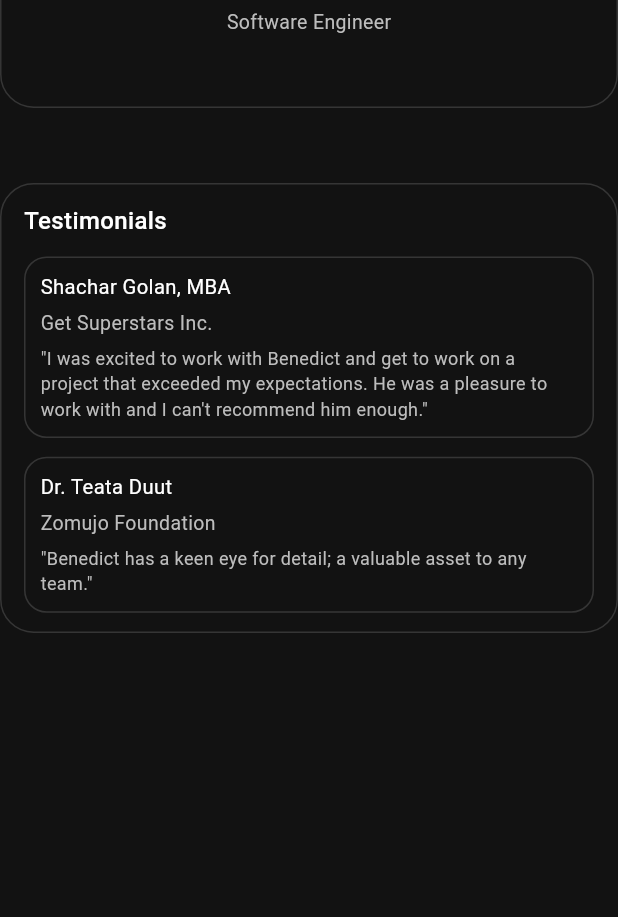
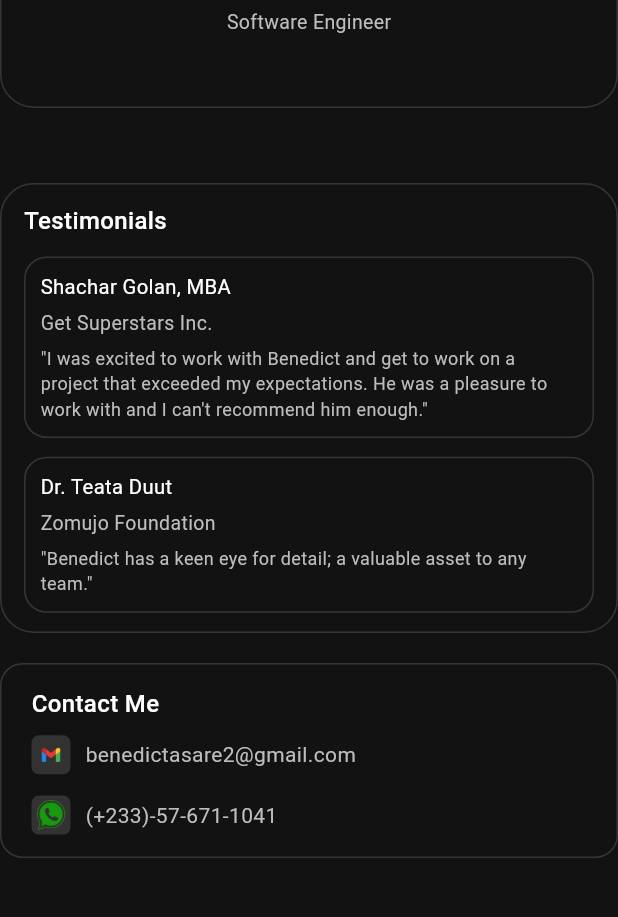
Before and after one commit to bnasare/portfolio, a Flutter app: the HomeSecondHalf widget shown alone on an empty page, opened directly, on a phone screen of 412 x 824 dp, the part 312-1229 px from its top. Run offline on Flutter 3.47's test engine with Material 3 defaults, Android fonts, the phone set to English and light mode, and no system bars; our stand-ins replace figma_squircle, smooth_corner; missing offline and left inert: dart:js, whatsapp_unilink.

Commit message:
contact me

```diff
--- a/lib/presentation/home/widgets/home_second_half.dart
+++ b/lib/presentation/home/widgets/home_second_half.dart
@@ -1,4 +1,7 @@
 import 'package:flutter/material.dart';
+import 'package:my_portfolio/presentation/home/widgets/hover.dart';
+import 'package:url_launcher/url_launcher_string.dart';
+import 'package:whatsapp_unilink/whatsapp_unilink.dart';
 
 import '../../../shared/constants/app_spacer.dart';
 import '../../../shared/constants/app_text.dart';
@@ -78,7 +81,87 @@ class HomeSecondHalf extends StatelessWidget {
                     )),
               ],
             ),
-          )
+          ),
+          const AppSpacer.vLarge(),
+          Container(
+            padding: const EdgeInsets.symmetric(horizontal: 20, vertical: 10),
+            height: 130,
+            width: double.infinity,
+            decoration: kBodyDecoration2,
+            child: Column(
+              mainAxisAlignment: MainAxisAlignment.spaceEvenly,
+              crossAxisAlignment: CrossAxisAlignment.start,
+              children: [
+                const AppText.medium(
+                  'Contact Me',
+                  size: 16,
+                  color: Colors.white,
+                  padding: EdgeInsets.only(bottom: 5),
+                ),
+                GestureDetector(
+                  onTap: () async {
+                    const email = 'mailto:benedictasare2@gmail.com';
+                    await launchUrlString(email);
+                  },
+                  child: Row(
+                    children: [
+                      Material(
+                        color: const Color.fromARGB(255, 50, 50, 50),
+                        borderRadius: BorderRadius.circular(5),
+                        child: Padding(
+                          padding: const EdgeInsets.all(3.0),
+                          child: Image.asset(
+                            ImageAssets.mail,
+                            height: 20,
+                            width: 20,
+                            fit: BoxFit.cover,
+                          ),
+                        ),
+                      ),
+                      const AppSpacer.hShort(),
+                      HoverText(
+                        text: 'benedictasare2@gmail.com',
+                        textColor: Colors.grey[400],
+                      )
+                    ],
+                  ),
+                ),
+                const AppSpacer.vShorter(),
+                GestureDetector(
+                  onTap: () async {
+                    final link = const WhatsAppUnilink(
+                      phoneNumber: '(+233)-57-671-1041',
+                      text: 'Hello, this is a WhatsApp message',
+                    ).toString();
+
+                    await launchUrlString(link);
+                  },
+                  child: Row(
+                    children: [
+                      Material(
+                        color: const Color.fromARGB(255, 50, 50, 50),
+                        borderRadius: BorderRadius.circular(5),
+                        child: Padding(
+                          padding: const EdgeInsets.all(3.0),
+                          child: Image.asset(
+                            ImageAssets.whatsapp,
+                            height: 20,
+                            width: 20,
+                            fit: BoxFit.cover,
+                          ),
+                        ),
+                      ),
+                      const AppSpacer.hShort(),
+                      HoverText(
+                        text: '(+233)-57-671-1041',
+                        textColor: Colors.grey[400],
+                      )
+                    ],
+                  ),
+                )
+              ],
+            ),
+          ),
         ],
       ),
     );
--- a/lib/presentation/home/widgets/hover.dart
+++ b/lib/presentation/home/widgets/hover.dart
@@ -72,8 +72,9 @@ class HoverButtonState extends State<HoverButton> {
 
 class HoverText extends StatefulWidget {
   final String text;
+  final Color? textColor;
 
-  const HoverText({super.key, required this.text});
+  const HoverText({super.key, required this.text, this.textColor});
 
   @override
   HoverTextState createState() => HoverTextState();
@@ -91,11 +92,11 @@ class HoverTextState extends State<HoverText> {
       child: AppText.smaller(
         widget.text,
         style: TextStyle(
-          color: Colors.white,
+          color: widget.textColor ?? Colors.white,
           decoration:
               isHovered ? TextDecoration.underline : TextDecoration.none,
           decorationThickness: 2,
-          decorationColor: Colors.white,
+          decorationColor: widget.textColor ?? Colors.white,
         ),
       ),
     );
--- a/lib/shared/data/image_assets.dart
+++ b/lib/shared/data/image_assets.dart
@@ -1,17 +1,5 @@
 class ImageAssets {
-  static const String face = 'assets/static/purple_face.png';
-  static const String warning = 'assets/static/warning.png';
-  static const String error = 'assets/static/error.png';
-  static const String success = 'assets/static/success.png';
-  static const String info = 'assets/static/info.png';
-  static const String google = 'assets/static/google.png';
-  static const String apple = 'assets/static/apple.png';
-  static const String getStarted = 'assets/static/get_started.png';
-  static const String wash = 'assets/static/wash.jpg';
-  static const String laundry = 'assets/static/laundry.jpg';
-  static const String restaurant = 'assets/static/restaurant.jpg';
-  static const String medal = 'assets/static/medal.png';
-  static const String padlock = 'assets/static/padlock.png';
-  static const String washEmployees = 'assets/static/wash_employees.png';
   static const String headshot = 'assets/images/headshot.jpg';
+  static const String mail = 'assets/images/mail.png';
+  static const String whatsapp = 'assets/images/whatsapp.png';
 }
--- a/pubspec.yaml
+++ b/pubspec.yaml
@@ -37,6 +37,9 @@ dependencies:
   figma_squircle: ^0.5.3
   google_fonts: ^6.2.1
   smooth_corner: ^1.1.0
+  url_launcher: ^6.3.0
+  whatsapp_unilink: ^2.1.0
+  mailto: ^2.0.0
 
 dev_dependencies:
   flutter_test:
```
Also changed, not shown: assets/images/mail.png (added), assets/images/whatsapp.png (added), pubspec.lock, 5 other files.
